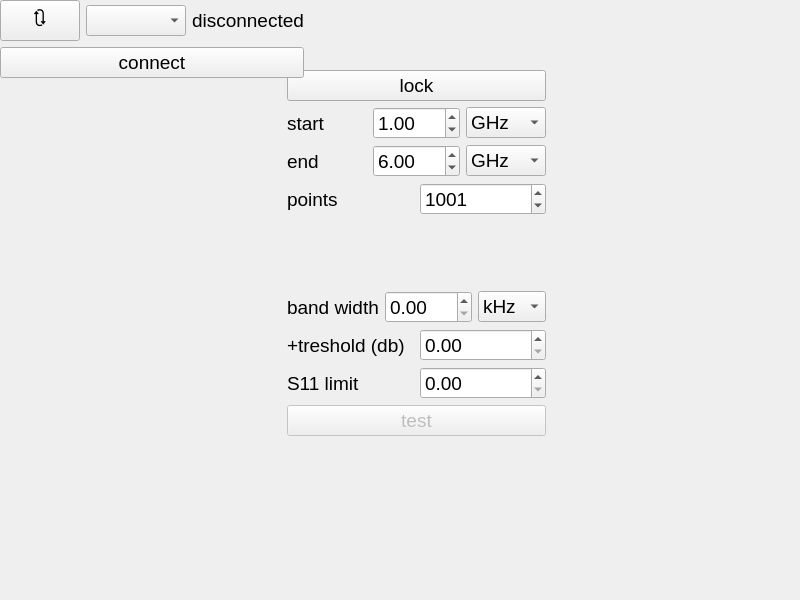
First picture: the form in mainwindow.ui, repository NoneType4Name/ReturnLossAnalyzer, before the edit.
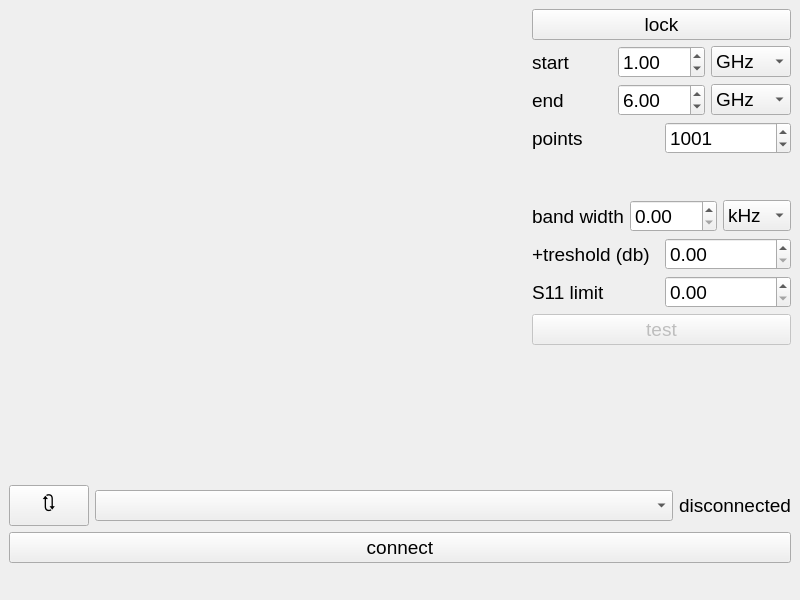
Second picture: the form after the edit. Custom widgets are drawn as their Qt base class.

```diff
--- a/mainwindow.ui
+++ b/mainwindow.ui
@@ -14,52 +14,8 @@
    <string>MainWindow</string>
   </property>
   <widget class="QWidget" name="centralwidget">
-   <widget class="QLabel" name="statusLabel">
-    <property name="geometry">
-     <rect>
-      <x>9</x>
-      <y>354</y>
-      <width>16</width>
-      <height>16</height>
-     </rect>
-    </property>
-    <property name="sizePolicy">
-     <sizepolicy hsizetype="Preferred" vsizetype="Expanding">
-      <horstretch>0</horstretch>
-      <verstretch>0</verstretch>
-     </sizepolicy>
-    </property>
-    <property name="text">
-     <string/>
-    </property>
-   </widget>
-   <widget class="QLabel" name="nameLabel">
-    <property name="geometry">
-     <rect>
-      <x>9</x>
-      <y>566</y>
-      <width>16</width>
-      <height>25</height>
-     </rect>
-    </property>
-    <property name="font">
-     <font>
-      <pointsize>14</pointsize>
-     </font>
-    </property>
-    <property name="text">
-     <string/>
-    </property>
-   </widget>
-   <widget class="QWidget" name="">
-    <property name="geometry">
-     <rect>
-      <x>230</x>
-      <y>70</y>
-      <width>316</width>
-      <height>366</height>
-     </rect>
-    </property>
+   <layout class="QVBoxLayout" name="verticalLayout_4">
+    <item>
     <layout class="QHBoxLayout" name="workingLayout">
      <item>
       <widget class="QCustomPlot" name="plot" native="true">
@@ -423,8 +379,21 @@
       </layout>
      </item>
     </layout>
-   </widget>
-   <widget class="QWidget" name="">
+    </item>
+    <item>
+     <widget class="QLabel" name="statusLabel">
+      <property name="sizePolicy">
+       <sizepolicy hsizetype="Preferred" vsizetype="Expanding">
+        <horstretch>0</horstretch>
+        <verstretch>0</verstretch>
+       </sizepolicy>
+      </property>
+      <property name="text">
+       <string/>
+      </property>
+     </widget>
+    </item>
+    <item>
     <layout class="QVBoxLayout" name="verticalLayout_3">
      <item>
       <layout class="QVBoxLayout" name="verticalLayout">
@@ -507,7 +476,20 @@
       </layout>
      </item>
     </layout>
-   </widget>
+    </item>
+    <item>
+     <widget class="QLabel" name="nameLabel">
+      <property name="font">
+       <font>
+        <pointsize>14</pointsize>
+       </font>
+      </property>
+      <property name="text">
+       <string/>
+      </property>
+     </widget>
+    </item>
+   </layout>
   </widget>
  </widget>
  <customwidgets>
```
Lines whose indentation alone changed are shown as unchanged.
